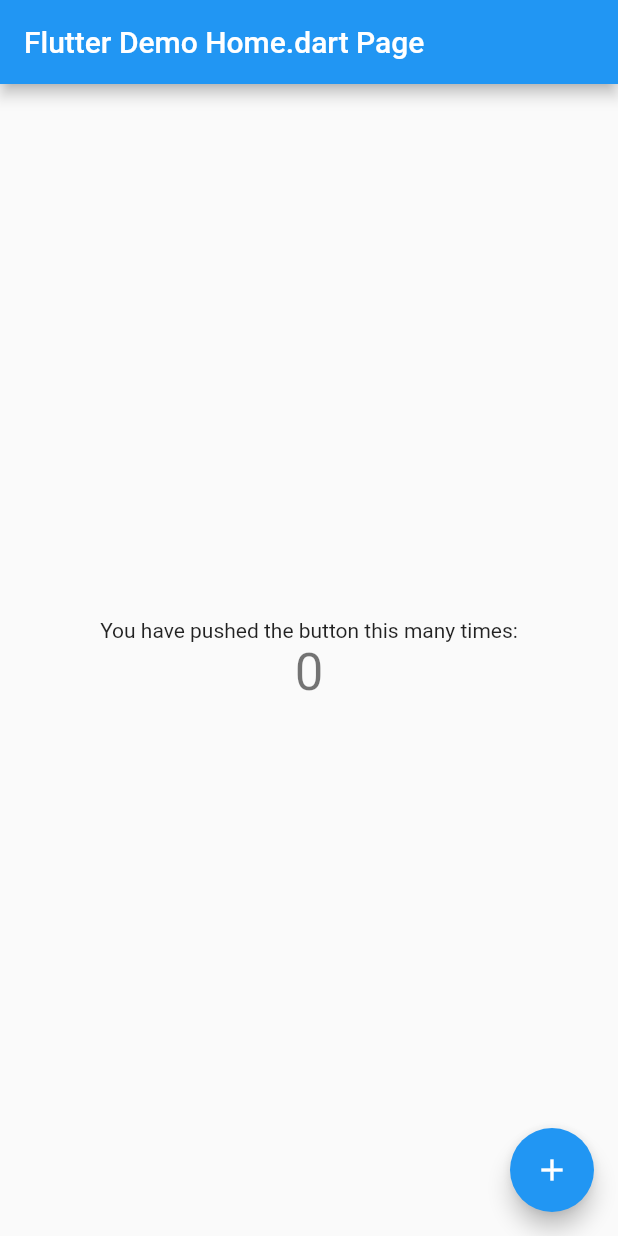
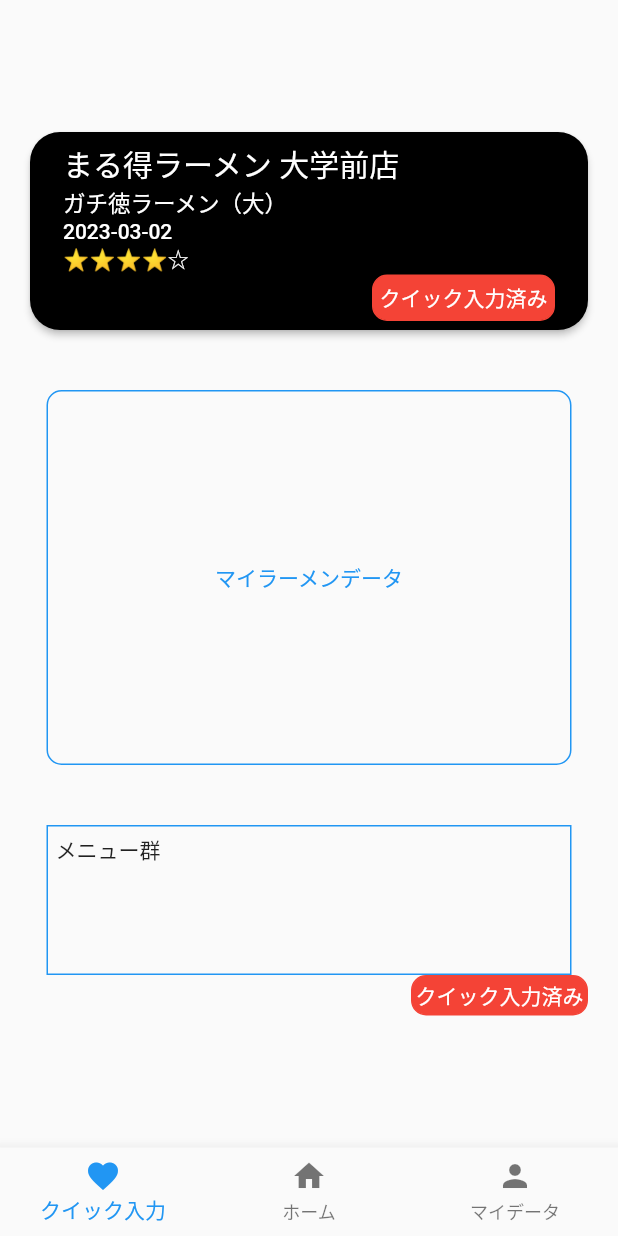
Before and after one commit to kutsu-4ta/RamenLog, a Flutter app: the screen it shows after launch, on a phone screen of 412 x 824 dp. Run offline on Flutter 3.47's test engine with Material 2 defaults, Android fonts, the phone set to English and light mode, and no system bars.

Commit message:
feature:ディレクトリ構成_構築

```diff
--- /dev/null
+++ b/lib/Component/HomeTopArea.dart
@@ -0,0 +1,59 @@
+import 'package:menlog/main.dart';
+import 'package:flutter/material.dart';
+
+class HomeTopArea extends StatelessWidget {
+  final GestureTapCallback onPressed;
+
+  const HomeTopArea({Key? key, required this.onPressed}) : super(key: key);
+
+  @override
+  Widget build(BuildContext context) {
+    return ElevatedButton(
+      style: ElevatedButton.styleFrom(
+          primary: Colors.black,
+          onPrimary: Colors.white,
+          fixedSize: Size.fromWidth(350),
+          shape:
+              RoundedRectangleBorder(borderRadius: BorderRadius.circular(20))),
+      onPressed: onPressed,
+      child: Container(
+        alignment: Alignment.centerLeft,
+        padding: const EdgeInsets.all(6),
+        child: Column(
+          crossAxisAlignment: CrossAxisAlignment.start,
+          children: <Widget>[
+            Text('まる得ラーメン 大学前店 ',
+                style: TextStyle(
+                  fontSize: 20,
+                  color: Colors.white,
+                )),
+            Text('ガチ徳ラーメン（大）',
+                style: TextStyle(
+                  fontSize: 15,
+                  color: Colors.white,
+                )),
+            Text('2023-03-02'),
+            Text('⭐︎⭐︎⭐︎⭐☆︎'),
+            Container(
+              alignment: Alignment.centerRight,
+              child: Container(
+                padding: const EdgeInsets.all(4),
+                decoration: BoxDecoration(
+                  borderRadius: BorderRadius.circular(10),
+                  border: Border.all(color: Colors.red),
+                  color: Colors.red,
+                ),
+                child: Text(
+                  'クイック入力済み',
+                  style: TextStyle(
+                    color: Colors.white,
+                  ),
+                ),
+              ),
+            ),
+          ],
+        ),
+      ),
+    );
+  }
+}
--- /dev/null
+++ b/lib/Consts/app.dart
@@ -0,0 +1,3 @@
+class AppConst {
+  static const String APP_NAME = 'RamenLog';
+}
--- a/lib/Pages/Home.dart
+++ /dev/null
@@ -1,76 +0,0 @@
-import 'package:flutter/material.dart';
-
-class Home extends StatefulWidget {
-  const Home({Key? key, required this.title}) : super(key: key);
-  final String title;
-
-  @override
-  State<Home> createState() => _MyHomePageState();
-}
-
-class _MyHomePageState extends State<Home> {
-  int _counter = 0;
-
-  void _incrementCounter() {
-    setState(() {
-      // This call to setState tells the Flutter framework that something has
-      // changed in this State, which causes it to rerun the build method below
-      // so that the display can reflect the updated values. If we changed
-      // _counter without calling setState(), then the build method would not be
-      // called again, and so nothing would appear to happen.
-      _counter++;
-    });
-  }
-
-  @override
-  Widget build(BuildContext context) {
-    // This method is rerun every time setState is called, for instance as done
-    // by the _incrementCounter method above.
-    //
-    // The Flutter framework has been optimized to make rerunning build methods
-    // fast, so that you can just rebuild anything that needs updating rather
-    // than having to individually change instances of widgets.
-    return Scaffold(
-      appBar: AppBar(
-        // Here we take the value from the MyHomePage object that was created by
-        // the App.build method, and use it to set our appbar title.
-        title: Text(widget.title),
-      ),
-      body: Center(
-        // Center is a layout widget. It takes a single child and positions it
-        // in the middle of the parent.
-        child: Column(
-          // Column is also a layout widget. It takes a list of children and
-          // arranges them vertically. By default, it sizes itself to fit its
-          // children horizontally, and tries to be as tall as its parent.
-          //
-          // Invoke "debug painting" (press "p" in the console, choose the
-          // "Toggle Debug Paint" action from the Flutter Inspector in Android
-          // Studio, or the "Toggle Debug Paint" command in Visual Studio Code)
-          // to see the wireframe for each widget.
-          //
-          // Column has various properties to control how it sizes itself and
-          // how it positions its children. Here we use mainAxisAlignment to
-          // center the children vertically; the main axis here is the vertical
-          // axis because Columns are vertical (the cross axis would be
-          // horizontal).
-          mainAxisAlignment: MainAxisAlignment.center,
-          children: <Widget>[
-            const Text(
-              'You have pushed the button this many times:',
-            ),
-            Text(
-              '$_counter',
-              style: Theme.of(context).textTheme.headline4,
-            ),
-          ],
-        ),
-      ),
-      floatingActionButton: FloatingActionButton(
-        onPressed: _incrementCounter,
-        tooltip: 'Increment',
-        child: const Icon(Icons.add),
-      ), // This trailing comma makes auto-formatting nicer for build methods.
-    );
-  }
-}
--- /dev/null
+++ b/lib/View/HomePage.dart
@@ -0,0 +1,200 @@
+import 'dart:math';
+import '../Component/HomeTopArea.dart';
+import 'package:flutter/material.dart';
+import 'package:menlog/View/QuickInputPage.dart';
+
+class HomePage extends StatefulWidget {
+  const HomePage({Key? key, required this.title}) : super(key: key);
+  final String title;
+
+  @override
+  State<HomePage> createState() => _HomePageState();
+}
+
+class _HomePageState extends State<HomePage> {
+  int _counter = 0;
+
+  void _incrementCounter() {
+    setState(() {
+      _counter++;
+    });
+  }
+
+  int _selectedIndex = 0;
+
+  void _onItemTapped(int index) {
+    setState(() {
+      _selectedIndex = index;
+    });
+  }
+
+  void _movePage() async {
+    await Navigator.of(context).push(
+      MaterialPageRoute(
+        builder: (context) {
+          return QuickInputPage(title: 'title');
+        },
+      ),
+    );
+  }
+
+  @override
+  Widget build(BuildContext context) {
+    return Scaffold(
+        // appBar: AppBar(
+        //   title: Text(widget.title),
+        // ),
+        body: Center(
+          child: Container(
+            padding: const EdgeInsets.all(20),
+            child: Column(
+              mainAxisAlignment: MainAxisAlignment.center,
+              children: <Widget>[
+                Row(
+                  mainAxisSize: MainAxisSize.max,
+                  // mainAxisAlignment: MainAxisAlignment.center,
+                  children: <Widget>[
+                    Expanded(
+                      child: HomeTopArea(
+                          onPressed: _movePage
+                      ),
+                        // child: ElevatedButton(
+                        //
+                        //   style: ElevatedButton.styleFrom(
+                        //     primary: Colors.black,
+                        //       onPrimary: Colors.white,
+                        //       fixedSize: Size.fromWidth(350),
+                        //       shape: RoundedRectangleBorder(
+                        //           borderRadius: BorderRadius.circular(20))),
+                        //   onPressed: _movePage,
+                        //   child: Container(
+                        //     alignment: Alignment.centerLeft,
+                        //     padding: const EdgeInsets.all(6),
+                        //         child: Column(
+                        //           crossAxisAlignment: CrossAxisAlignment.start,
+                        //           children: <Widget>[
+                        //             Text('まる得ラーメン 大学前店 ',
+                        //                 style: TextStyle(
+                        //                   fontSize: 20,
+                        //                 color: Colors.white,
+                        //               )
+                        //             ),
+                        //             Text('ガチ徳ラーメン（大）',
+                        //                 style: TextStyle(
+                        //                   fontSize: 15,
+                        //                   color: Colors.white,
+                        //                 )
+                        //             ),
+                        //             Text('2023-03-02'),
+                        //             Text('⭐︎⭐︎⭐︎⭐☆︎'),
+                        //             Container(
+                        //               alignment: Alignment.centerRight,
+                        //               child: Container(
+                        //                 padding: const EdgeInsets.all(4),
+                        //                 decoration: BoxDecoration(
+                        //                   borderRadius: BorderRadius.circular(10),
+                        //                   border: Border.all(color: Colors.red),
+                        //                   color: Colors.red,
+                        //                 ),
+                        //                 child: Text(
+                        //                   'クイック入力済み',
+                        //                   style: TextStyle(
+                        //                     color: Colors.white,
+                        //                   ),
+                        //                 ),
+                        //               ),
+                        //             ),
+                        //           ],
+                        //         ),
+                        //       ),
+                        // ),
+                    ),
+                  ],
+                ),
+                Row(
+                  mainAxisSize: MainAxisSize.max,
+                  mainAxisAlignment: MainAxisAlignment.center,
+                  children: <Widget>[
+                    Column(
+                      children: <Widget>[
+                        Container(
+                          width: max(100, 350),
+                          height: max(100, 250),
+                          margin: EdgeInsets.only(
+                            top: 40,
+                          ),
+                          padding: const EdgeInsets.all(5),
+                          decoration: BoxDecoration(
+                            border: Border.all(color: Colors.blue),
+                            borderRadius: BorderRadius.circular(10),
+                          ),
+                          child: TextButton(
+                            child: Text('マイラーメンデータ'),
+                            onPressed: _movePage,
+                          ),
+                        ),
+                      ],
+                    ),
+                  ],
+                ),
+                Row(
+                  mainAxisSize: MainAxisSize.max,
+                  mainAxisAlignment: MainAxisAlignment.center,
+                  children: <Widget>[
+                    Column(
+                      children: <Widget>[
+                        Container(
+                          margin: EdgeInsets.only(
+                            top: 40,
+                          ),
+                          padding: const EdgeInsets.all(5),
+                          width: 350,
+                          height: 100,
+                          decoration: BoxDecoration(
+                            border: Border.all(color: Colors.blue),
+                            // borderRadius: BorderRadius.circular(10),
+                          ),
+                          child: Text('メニュー群'),
+                        ),
+                      ],
+                    ),
+                  ],
+                ),
+                Row(
+                  children: <Widget>[
+                    Expanded(
+                        child:Text('')
+                    ),
+                    Container(
+                      padding: const EdgeInsets.all(2),
+                      decoration: BoxDecoration(
+                        borderRadius: BorderRadius.circular(10),
+                        border:                                             Border.all(color: Colors.red),
+                        color: Colors.red,
+                      ),
+                      child: Text(
+                        'クイック入力済み',
+                        style: TextStyle(
+                          color: Colors.white,
+                        ),
+                      ),
+                    ),
+                  ],
+                ),
+              ],
+            ),
+          ),
+        ),
+        bottomNavigationBar: BottomNavigationBar(
+          currentIndex: _selectedIndex,
+          onTap: _onItemTapped,
+          items: const <BottomNavigationBarItem>[
+            BottomNavigationBarItem(
+                icon: Icon(Icons.favorite), label: 'クイック入力'),
+            BottomNavigationBarItem(icon: Icon(Icons.home), label: 'ホーム'),
+            BottomNavigationBarItem(icon: Icon(Icons.person), label: 'マイデータ'),
+          ],
+          type: BottomNavigationBarType.fixed,
+        ));
+  }
+}
--- /dev/null
+++ b/lib/View/QuickInputPage.dart
@@ -0,0 +1,40 @@
+import 'package:flutter/material.dart';
+import 'HomePage.dart';
+
+class QuickInputPage extends StatefulWidget {
+  const QuickInputPage({Key? key, required this.title}) : super(key: key);
+  final String title;
+
+  @override
+  State<QuickInputPage> createState() => _QuickInputPageState();
+}
+
+class _QuickInputPageState extends State<QuickInputPage> {
+
+  void _movePage() async {
+    await Navigator.of(context).push(
+      MaterialPageRoute(
+        builder: (context) {
+          return HomePage(title: 'title');
+        },
+      ),
+    );
+  }
+
+  @override
+  Widget build(BuildContext context) {
+    return Scaffold(
+      // appBar: AppBar(
+      //   title: Text(widget.title),
+      // ),
+      body: Center(
+        child: Text('クイック入力'),
+      ),
+      floatingActionButton: FloatingActionButton(
+        onPressed: _movePage,
+        tooltip: 'Increment',
+        child: const Icon(Icons.add),
+      ),
+    );
+  }
+}
--- a/lib/main.dart
+++ b/lib/main.dart
@@ -1,5 +1,6 @@
 import 'package:flutter/material.dart';
-import 'Pages/Home.dart';
+import 'View/HomePage.dart';
+import 'Consts/app.dart';
 
 void main() {
   runApp(const MyApp());
@@ -16,7 +17,7 @@ class MyApp extends StatelessWidget {
       theme: ThemeData(
         primarySwatch: Colors.blue,
       ),
-      home: const Home(title: 'Flutter Demo Home.dart Page'),
+      home: const HomePage(title: AppConst.APP_NAME),
     );
   }
 }
```
